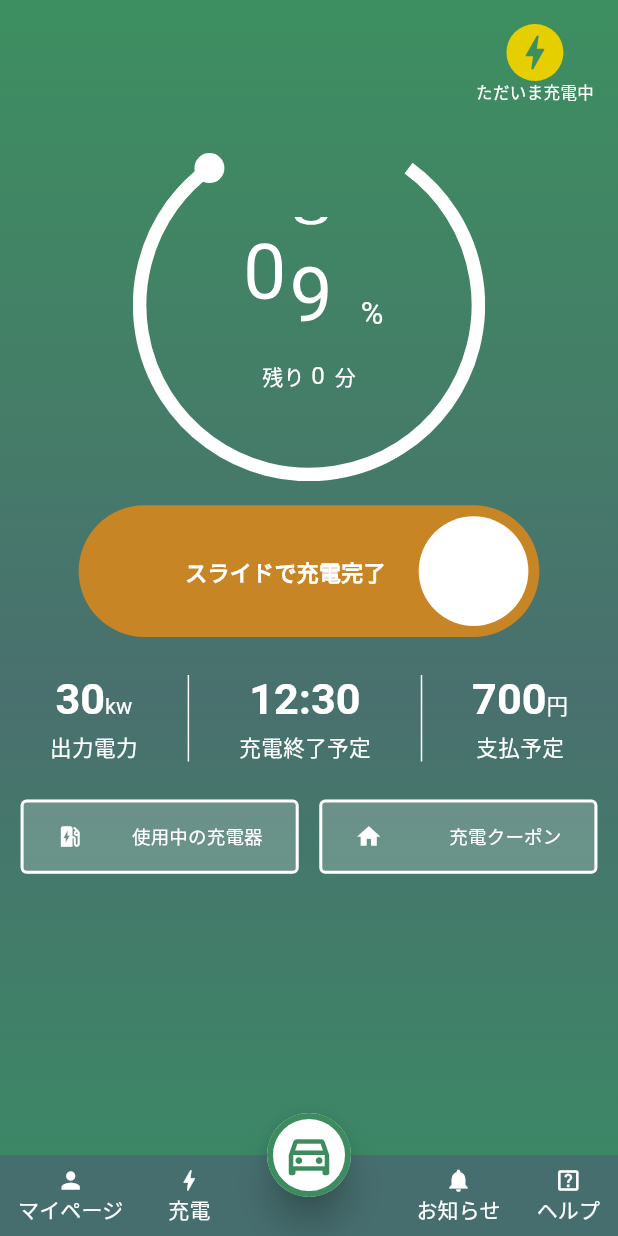
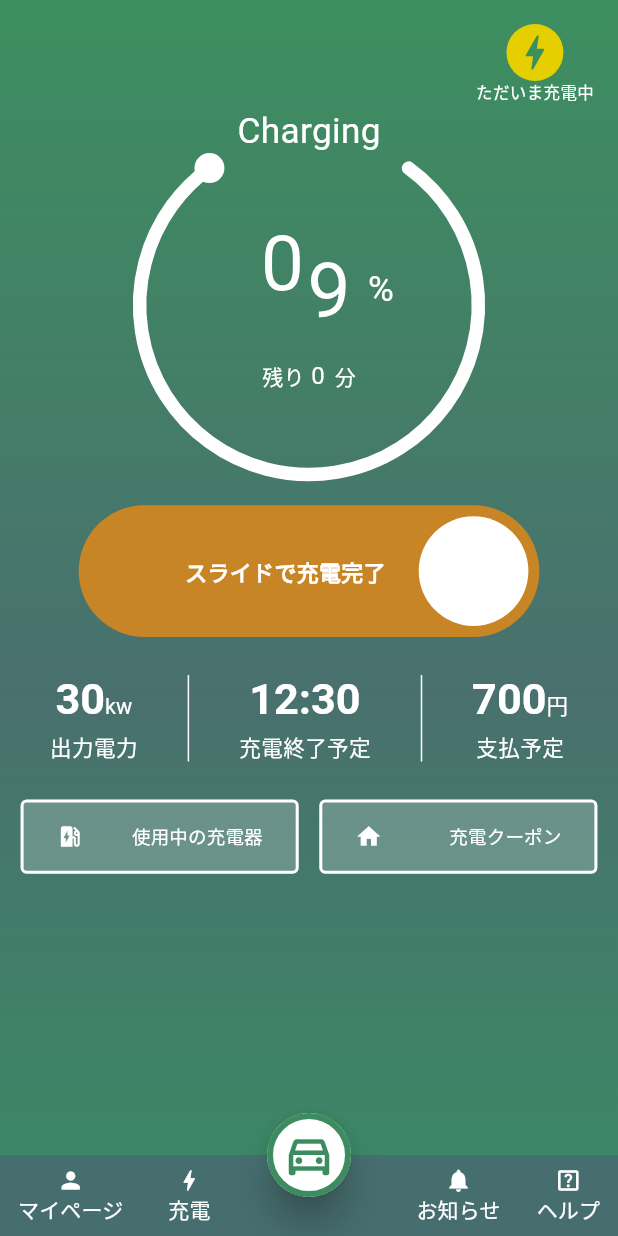
Before and after one commit to Sugisaki/Workshop, a Flutter app: the screen it shows after launch, after a tap on the "directions car filled" icon, on a phone screen of 412 x 824 dp. Run offline on Flutter 3.47's test engine with Material 3 defaults, Android fonts, the phone set to English and light mode, and no system bars.

Commit message:
ドラムロールのレイアウト調整 プログレス円弧の上部にタイトル 表示

```diff
--- a/lib/DrumRollNumber.dart
+++ b/lib/DrumRollNumber.dart
@@ -1,20 +1,17 @@
 import 'package:flutter/material.dart';
-
-/*
-  TODO 桁を増やせるようにするか、3桁にするか
-  TODO 桁が2桁じゃなかったらエラーにしよう
- */
 
 class DrumRollNumber extends StatefulWidget {
   final List<int> initialNumbers; // 数字の初期値
   final double fontSize; // フォントサイズ
   final Color textColor; // テキスト色
+  final int columnNum; // カラム数
   final GlobalKey<DrumRollNumberState> key;
 
   const DrumRollNumber({
     this.initialNumbers = const [0, 0],
     this.fontSize = 60.0,
     this.textColor = Colors.white,
+    this.columnNum = 2,
     required this.key
   }) : super(key: key);
 
@@ -23,25 +20,32 @@ class DrumRollNumber extends StatefulWidget {
 }
 
 class DrumRollNumberState extends State<DrumRollNumber> {
-  final List<List<int>> numbers = [
-    List.generate(10, (index) => index), // 左の桁
-    List.generate(10, (index) => index), // 右の桁
-  ];
+  late final List<List<int>> numbers;
   late final List<FixedExtentScrollController> controllers;
 
   @override
   void initState() {
     super.initState();
-    controllers = [
-      FixedExtentScrollController(initialItem: widget.initialNumbers[0]),
-      FixedExtentScrollController(initialItem: widget.initialNumbers[1]),
-    ];
+    // コントローラを初期化
+    controllers = List.generate(widget.columnNum,
+          (index) => FixedExtentScrollController(
+              initialItem: widget.initialNumbers.length > index ? widget.initialNumbers[index] : 0
+          ),
+    );
+    // 0から9のリストを作成
+    numbers = List.generate(widget.columnNum,
+          (index) => List.generate(10, (index) => index)
+    );
     initRolling(); // 最初の位置に戻す
   }
 
   void initRolling() {
-    controllers[0].jumpToItem(widget.initialNumbers[0]); // 左側の桁の初期値
-    controllers[1].jumpToItem(widget.initialNumbers[1]); // 右側の桁の初期値
+    // 指定された桁数分の初期値をセット
+    for (int i = 0; i < controllers.length; i++) {
+      if (widget.initialNumbers.length > i) {
+        controllers[i].jumpToItem(widget.initialNumbers[i]);
+      }
+    }
   }
 
   void startRolling(List<int> numbers) {
@@ -60,6 +64,7 @@ class DrumRollNumberState extends State<DrumRollNumber> {
   @override
   Widget build(BuildContext context) {
     return Container(
+      width: widget.fontSize * widget.columnNum,
       color: Colors.transparent,
       child: Row(
         // 数字のドラム（ホイール）を横並びで表示
@@ -80,7 +85,7 @@ class DrumRollNumberState extends State<DrumRollNumber> {
               child: ListWheelScrollView.useDelegate(
                 // 数字のドラム（ホイール）
                 controller: controllers[index],
-                itemExtent: widget.fontSize * 1.2,
+                itemExtent: widget.fontSize * 1.4,
                 physics: const FixedExtentScrollPhysics(),
                 childDelegate: ListWheelChildLoopingListDelegate(
                   children: numbers[index].map((int num) => Text(
--- a/lib/ProgressArc.dart
+++ b/lib/ProgressArc.dart
@@ -105,29 +105,27 @@ class _ProgressArcPainter extends CustomPainter {
 
   @override
   void paint(Canvas canvas, Size size) {
+    // 円弧を描画
     final rect = Rect.fromCircle(
       center: Offset(size.width / 2, size.height / 2),
       radius: math.min(size.width, size.height) / 2 - strokeWidth / 2,
     );
-
     final foregroundPaint = Paint()
       ..color = color
       ..style = PaintingStyle.stroke
       ..strokeWidth = strokeWidth
-      ..strokeCap = StrokeCap.butt;
-
+      ..strokeCap = StrokeCap.round;
     final sweepAngle = (endAngle - startAngle) * value;
     canvas.drawArc(rect, startAngle, sweepAngle, false, foregroundPaint);
 
+    // 円弧の先端のキャップを描画
     final endCapPaint = Paint()
       ..color = color
       ..style = PaintingStyle.fill;
-
     final radius = rect.shortestSide / 2; // ここで radius を取得
     final endCapAngle = startAngle + sweepAngle;
     final endCapX = rect.center.dx + radius * math.cos(endCapAngle);
     final endCapY = rect.center.dy + radius * math.sin(endCapAngle);
-
     canvas.drawCircle(Offset(endCapX, endCapY), endCapRadius, endCapPaint);
   }
 
--- a/lib/main.dart
+++ b/lib/main.dart
@@ -129,6 +129,7 @@ class _MyHomePageState extends State<MyHomePage> {
                     ),
                   ),
                 Stack(
+                    clipBehavior: Clip.none, // タイトルを範囲外へ描画
                     children: [
                       // プログレス円弧
                       SizedBox(
@@ -144,38 +145,62 @@ class _MyHomePageState extends State<MyHomePage> {
                           key: _progressArcKey,
                         ),
                       ),
+                      // タイトル Charging
+                      Positioned(
+                        top: -progressArcSize * 0.1,
+                        child:
+                        Container(
+                          width: progressArcSize,
+                          alignment: Alignment.topCenter,
+                          child: Padding(
+                            padding: const EdgeInsets.all(8.0),
+                            child: Text("Charging",
+                              style: TextStyle(
+                                fontSize: progressArcSize * 0.1,
+                                color: Colors.white,
+                              ),
+                            ),
+                          ),
+                        ),
+                      ),
+                      // ドラムロール
                       Positioned(
                         top: progressArcSize / 4,
-                        left: screenWidth / 12,
-                        child: SizedBox(
-                          width: progressArcSize,
-                          height: progressArcSize / 3, //_screenWidth / 6,
-                          child: Row(
-                            children: [
-                              // ドラムロール
-                              Expanded(
+                        left: screenWidth * 0,
+                        child: Container(
+                          alignment: Alignment.centerRight,
+                          height: progressArcSize / 3,
+                          width: progressArcSize * 2/3 , // 幅　2/3
+                          child: Container(
+                            color: Colors.transparent,
                             child: DrumRollNumber(
+                              columnNum: 2,
                               initialNumbers: const [9, 0],
-                                  //textColor: Colors.white,
-                                  fontSize: screenWidth / 8,
+                              textColor: Colors.white,
+                              fontSize: progressArcSize * 0.22,
                               key: _drumKey,
                             ),
                           ),
-                              // 単位 %
-                              Expanded(
-                                child: Align(
+                        ),
+                      ),
+                      // ドラムロールの右に、単位 %
+                      Positioned(
+                        top: progressArcSize / 4,
+                        left: progressArcSize * 2/3, // 幅 2/3
+                        child: Container(
+                          height: progressArcSize / 3, // ドラムロールのコンテナに合わせる
+                          alignment: Alignment.centerLeft,
+                          //color: Colors.black12,
+                          child: Container(
+                            height: progressArcSize * 0.22, // ドラムロールのフォントに合わせる
                             alignment: Alignment.bottomLeft,
-                                  child: Text(
-                                    "%",
+                            child: Text("%",
                               style: TextStyle(
-                                      fontSize: screenWidth / 20,
+                                fontSize: progressArcSize * 0.1,
                                 color: Colors.white,
                                 fontWeight: FontWeight.normal,
                               ),
                             ),
-                                ),
-                              ),
-                            ],
                           ),
                         ),
                       ),
```
Lines whose indentation alone changed are shown as unchanged.
